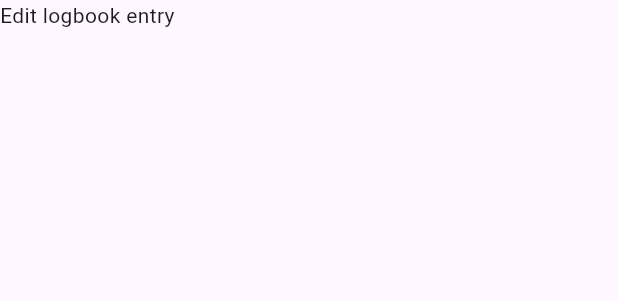
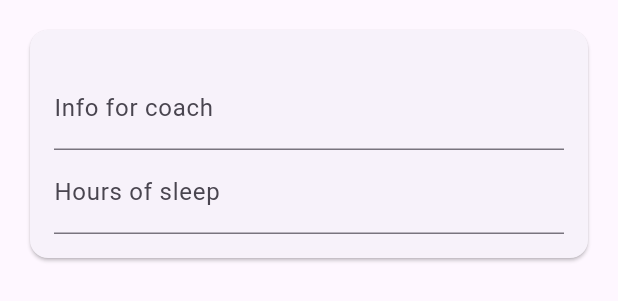
Before and after one commit to 2zqa/vanholst, a Flutter app: the LogbookEntryEditContents widget shown alone on an empty page, opened directly with sample values from the repository, on a phone screen of 412 x 824 dp. Shown: the top 301 px of the screen. Run offline on Flutter 3.47's test engine with Material 3 defaults, Android fonts, the phone set to English and light mode, and no system bars; our stand-ins replace flutter_riverpod, go_router, rxdart, sembast, sembast_web.

Commit message:
WIP: more progress

```diff
--- a/lib/src/features/logbook/presentation/product_screen/logbook_entry_edit_screen.dart
+++ b/lib/src/features/logbook/presentation/product_screen/logbook_entry_edit_screen.dart
@@ -1,9 +1,12 @@
 import 'package:flutter/material.dart';
 import 'package:flutter_riverpod/flutter_riverpod.dart';
 import 'package:vanholst/src/common_widgets/error_message_widget.dart';
+import 'package:vanholst/src/common_widgets/responsive_scrollable_card.dart';
+import 'package:vanholst/src/constants/app_sizes.dart';
 import 'package:vanholst/src/features/logbook/data/logbook_repository.dart';
 import 'package:vanholst/src/features/logbook/domain/logbook_entry.dart';
 import 'package:vanholst/src/features/logbook/presentation/home_app_bar/home_app_bar.dart';
+import 'package:vanholst/src/localization/string_hardcoded.dart';
 
 class LogbookEntryEditScreen extends ConsumerWidget {
   const LogbookEntryEditScreen({super.key, required this.entryId});
@@ -100,7 +103,43 @@ class _LogbookEntryEditContentsState
 
   @override
   Widget build(BuildContext context) {
-    return const Text('Edit logbook entry');
+    return ResponsiveScrollableCard(
+      child: FocusScope(
+        node: _node,
+        child: Form(
+          key: _formKey,
+          child: Column(
+            crossAxisAlignment: CrossAxisAlignment.stretch,
+            children: <Widget>[
+              gapH8,
+              // info for coach field
+              TextFormField(
+                controller: _infoForCoachController,
+                decoration: InputDecoration(
+                  labelText: 'Info for coach'.hardcoded,
+                  // enabled: !state.isLoading,
+                ),
+                textInputAction: TextInputAction.next,
+                onEditingComplete: () => _node.nextFocus(),
+              ),
+              // TODO: implement decimal formatting https://stackoverflow.com/a/51739086
+              // Or maybe use stepper buttons or draggable bar
+              TextFormField(
+                controller: _sleepController,
+                keyboardType: TextInputType.number,
+                // inputFormatters: const [],
+                decoration: InputDecoration(
+                  labelText: 'Hours of sleep'.hardcoded,
+                  // enabled: !state.isLoading,
+                ),
+                textInputAction: TextInputAction.next,
+                onEditingComplete: () => _node.nextFocus(),
+              ),
+            ],
+          ),
+        ),
+      ),
+    );
   }
 }
 
```
